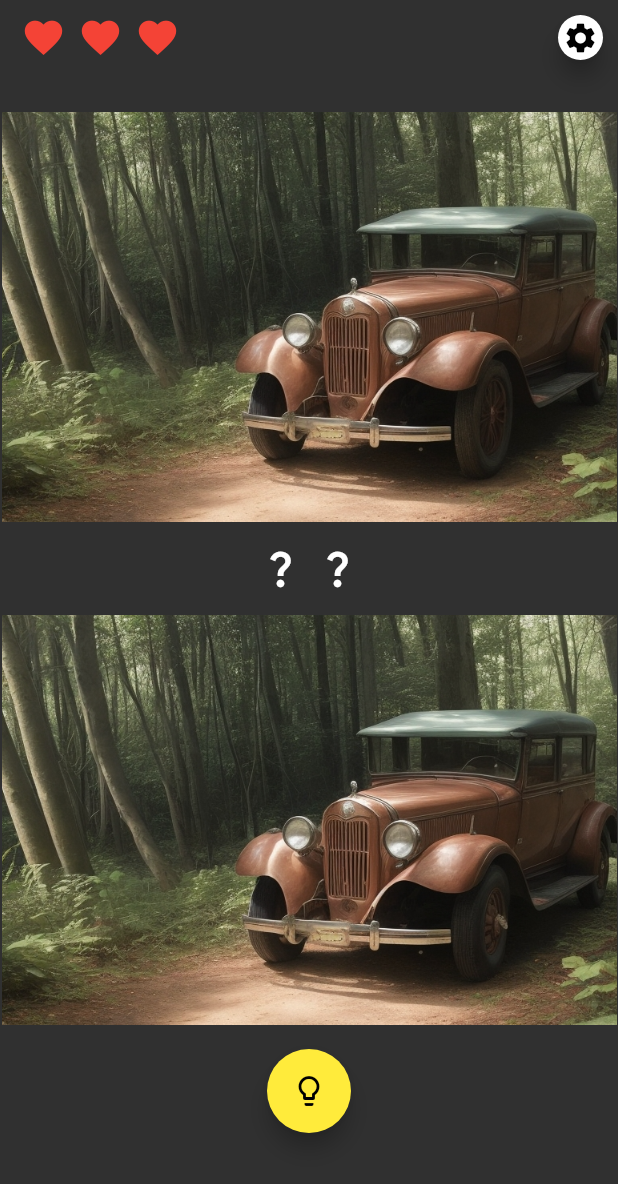
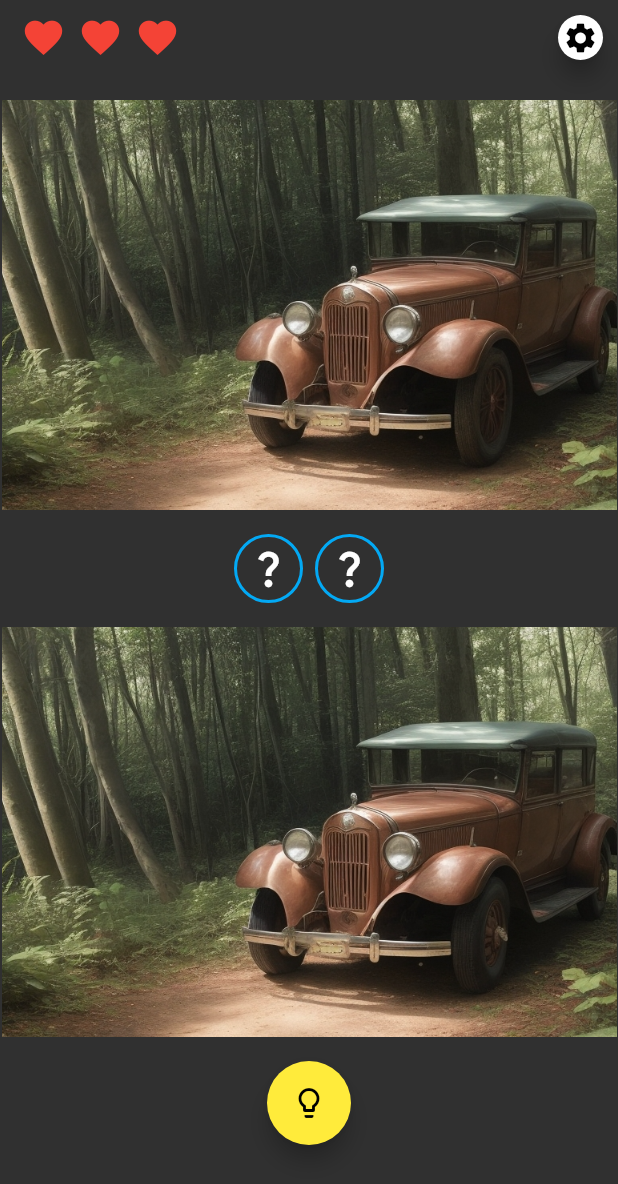
Before and after one commit to peterdobrev/spot-the-differences-application, a Flutter app: the screen it shows after launch, on a phone screen of 412 x 824 dp. Shown: the top 1184 px of the screen. Run offline on Flutter 3.47's test engine with Material 2 defaults, Android fonts, the phone set to English and light mode, and no system bars.

Commit message:
Added conditionals for game over and success

```diff
--- a/flutter_application_1/lib/main.dart
+++ b/flutter_application_1/lib/main.dart
@@ -19,8 +19,8 @@ class MyApp extends StatelessWidget {
             topImage: 'assets/vintage_car_in_woods_2.png',
             bottomImage: 'assets/vintage_car_in_woods_1.png',
             differenceAreas: [
-              Rect.fromPoints(const Offset(0.2, 0.2), const Offset(0.3, 0.3)),
-              Rect.fromPoints(const Offset(0.5, 0.5), const Offset(0.6, 0.6)),
+              Rect.fromPoints(const Offset(0.2, 0.2), const Offset(0.39, 0.39)),
+              Rect.fromPoints(const Offset(0.5, 0.5), const Offset(0.69, 0.69)),
             ],
           ),
         ));
--- a/flutter_application_1/lib/screens/differences_screen.dart
+++ b/flutter_application_1/lib/screens/differences_screen.dart
@@ -23,6 +23,8 @@ class _DifferencesScreenState extends State<DifferencesScreen> {
   List<Rect> differenceAreas = [];
 
   late int remainingDifferences;
+
+  int lives = 3;
 
   @override
   void initState() {
@@ -89,9 +91,9 @@ class _DifferencesScreenState extends State<DifferencesScreen> {
                   bottomImage: 'assets/vintage_car_in_woods_1.png',
                   differenceAreas: [
                     Rect.fromPoints(
-                        const Offset(0.2, 0.2), const Offset(0.3, 0.3)),
+                        const Offset(0.2, 0.2), const Offset(0.39, 0.39)),
                     Rect.fromPoints(
-                        const Offset(0.5, 0.5), const Offset(0.6, 0.6)),
+                        const Offset(0.5, 0.5), const Offset(0.69, 0.69)),
                   ],
                 ),
               ),
@@ -104,6 +106,30 @@ class _DifferencesScreenState extends State<DifferencesScreen> {
       print('Not contained in any difference areas');
       // ignore: avoid_print
       print('${Offset(dx, dy)}');
+
+      setState(() {
+        if (lives > 0) {
+          lives--; // Decrease the number of lives by 1
+        }
+        if (lives <= 0) {
+          Future.delayed(const Duration(seconds: 2), () {
+            Navigator.of(context).pushReplacement(MaterialPageRoute(
+              builder: (context) => DifferencesScreen(
+                imagePair: ImagePair(
+                  topImage: 'assets/vintage_car_in_woods_2.png',
+                  bottomImage: 'assets/vintage_car_in_woods_1.png',
+                  differenceAreas: [
+                    Rect.fromPoints(
+                        const Offset(0.2, 0.2), const Offset(0.39, 0.39)),
+                    Rect.fromPoints(
+                        const Offset(0.5, 0.5), const Offset(0.69, 0.69)),
+                  ],
+                ),
+              ),
+            ));
+          });
+        }
+      });
     }
   }
 
@@ -123,22 +149,32 @@ class _DifferencesScreenState extends State<DifferencesScreen> {
                     context, widget.imagePair.topImage, leftImageKey),
               ),
               // Question mark differences counter
-              if (remainingDifferences != 0)
+              if (remainingDifferences != 0 && lives > 0)
                 Row(mainAxisAlignment: MainAxisAlignment.center, children: [
                   Padding(
                     padding: const EdgeInsets.all(15.0),
                     child: buildQuestionMarks(differenceAreas.length),
                   ),
                 ]),
-              if (remainingDifferences == 0)
+              if (remainingDifferences == 0 && lives > 0)
                 const Padding(
-                  padding: EdgeInsets.all(15.0),
+                  padding: EdgeInsets.all(24.0),
                   child: Text(
                     "You found all the differences",
                     textAlign: TextAlign.center,
                     style: TextStyle(fontSize: 20),
                   ),
                 ),
+              if (lives <= 0)
+                const Padding(
+                  padding: EdgeInsets.all(24.0),
+                  child: Text(
+                    "You lost!",
+                    textAlign: TextAlign.center,
+                    style: TextStyle(fontSize: 20),
+                  ),
+                ),
+
               //Bottom image
               Padding(
                 padding: const EdgeInsets.all(1.0),
@@ -159,7 +195,7 @@ class _DifferencesScreenState extends State<DifferencesScreen> {
           Positioned(
             top: 10,
             left: 10,
-            child: buildHearts(3),
+            child: buildHearts(),
           ),
           Positioned(
             top: 10,
@@ -199,33 +235,48 @@ class _DifferencesScreenState extends State<DifferencesScreen> {
     );
   }
 
-  Widget buildHearts(int count) {
+  Widget buildHearts() {
     return Row(
       children: List.generate(
-      count,
-      (index) => const Padding(
-        padding: EdgeInsets.symmetric(horizontal: 4.0), // Space between hearts
+        3, // Assuming a total of 3 lives
+        (index) => Padding(
+          padding: const EdgeInsets.symmetric(horizontal: 4.0),
           child: Icon(
             Icons.favorite,
-          color: Colors.red,
+            color: index < lives ? Colors.red : Colors.grey,
             size: 30.0,
           ),
         ),
-    ));
+      ),
+    );
   }
 
   Widget buildQuestionMarks(int count) {
     return Row(
       children: List.generate(
         count,
-      (index) => const Padding(
-        padding: EdgeInsets.symmetric(horizontal: 4.0), // Space between hearts
+        (index) => Padding(
+          padding: const EdgeInsets.symmetric(horizontal: 4.0),
+          child: Container(
+            decoration: BoxDecoration(
+              shape: BoxShape.circle,
+              border: Border.all(
+                color: Colors
+                    .lightBlue, // Choose the color of your circle outline here
+                width: 2.0, // Choose the width of your circle outline here
+              ),
+            ),
+            child: const Padding(
+              padding: EdgeInsets.all(6.0),
               child: Icon(
                 Icons.question_mark_outlined,
                 color: Colors.white,
                 size: 30.0,
               ),
             ),
-    ));
+          ),
+        ),
+      ),
+    );
   }
 }
```
Lines whose indentation alone changed are shown as unchanged.
